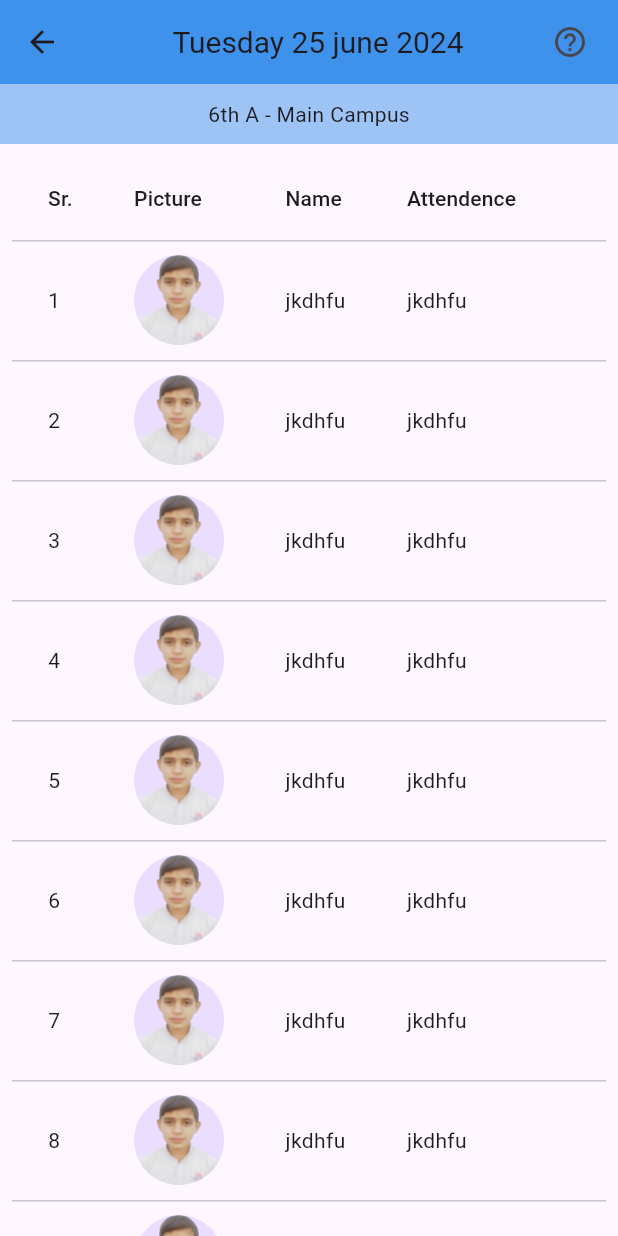
After one commit to ibrarkhalid333/Edu-Base, a Flutter app: the ClassAttendance screen opened directly, on a phone screen of 412 x 824 dp. The commit adds this screen. Run offline on Flutter 3.47's test engine with Material 3 defaults, Android fonts, the phone set to English and light mode, and no system bars; our stand-ins replace get, intl_phone_field.

Commit message:
commit 287241

```diff
--- a/lib/main.dart
+++ b/lib/main.dart
@@ -14,6 +14,7 @@ class MyApp extends StatelessWidget {
   @override
   Widget build(BuildContext context) {
     return GetMaterialApp(
+      debugShowCheckedModeBanner: false,
       initialRoute: RouteNames.SplashScreen,
       getPages: AppRoutes.appRoutes(),
       home: SplashScreen(),
--- a/lib/res/Components/attendance_card.dart
+++ b/lib/res/Components/attendance_card.dart
@@ -3,12 +3,14 @@ import 'package:flutter/material.dart';
 class BaseCard extends StatelessWidget {
   const BaseCard(
       {Key? key,
+      required this.onPress,
       required this.ClassName,
       required this.ClassSection,
       required this.Campus,
       this.height = 50,
       this.width = 370})
       : super(key: key);
+  final VoidCallback onPress;
   final String ClassName;
   final String Campus;
   final String ClassSection;
@@ -31,12 +33,15 @@ class BaseCard extends StatelessWidget {
                 ],
               ),
             ),
-            Container(
-                height: height - 10,
-                width: width,
-                padding: EdgeInsets.fromLTRB(60, 10, 20, 5),
-                color: Colors.green[100],
-                child: Text(ClassSection)),
+            InkWell(
+              onTap: onPress,
+              child: Container(
+                  height: height - 10,
+                  width: width,
+                  padding: EdgeInsets.fromLTRB(60, 10, 20, 5),
+                  color: Colors.green[100],
+                  child: Text(ClassSection)),
+            ),
           ],
         ));
   }
--- a/lib/res/assets/image_asset.dart
+++ b/lib/res/assets/image_asset.dart
@@ -9,4 +9,5 @@ class ImageAssets {
   static const String parent_talk = "assets/images/Parent_talk.png";
   static const String application = "assets/images/Application.png";
   static const String setting = "assets/images/Settings.png";
+  static const String image = "assets/images/student_image.png";
 }
--- a/lib/view/attendance_teacher.dart
+++ b/lib/view/attendance_teacher.dart
@@ -1,6 +1,8 @@
 import 'package:edu_base/res/Components/attendance_card.dart';
 import 'package:edu_base/res/colors/appColors.dart';
+import 'package:edu_base/view/class_attendance.dart';
 import 'package:flutter/material.dart';
+import 'package:get/get.dart';
 
 class AttendanceForTeacher extends StatefulWidget {
   const AttendanceForTeacher({super.key});
@@ -59,6 +61,7 @@ class _AttendanceForTeacherState extends State<AttendanceForTeacher> {
                 child: Column(
                   children: [
                     BaseCard(
+                        onPress: () {},
                         ClassName: 'Nursery',
                         ClassSection: 'A',
                         Campus: 'Main Campus'),
@@ -66,6 +69,7 @@ class _AttendanceForTeacherState extends State<AttendanceForTeacher> {
                       height: 40,
                     ),
                     BaseCard(
+                        onPress: () {},
                         ClassName: 'KG',
                         ClassSection: 'A',
                         Campus: 'Main Campus'),
@@ -73,6 +77,7 @@ class _AttendanceForTeacherState extends State<AttendanceForTeacher> {
                       height: 40,
                     ),
                     BaseCard(
+                        onPress: () {},
                         ClassName: '1st',
                         ClassSection: 'A',
                         Campus: 'Main Campus'),
@@ -80,6 +85,9 @@ class _AttendanceForTeacherState extends State<AttendanceForTeacher> {
                       height: 40,
                     ),
                     BaseCard(
+                        onPress: () {
+                          Get.to(ClassAttendance());
+                        },
                         ClassName: '6th',
                         ClassSection: 'A',
                         Campus: 'Main Campus'),
@@ -87,6 +95,7 @@ class _AttendanceForTeacherState extends State<AttendanceForTeacher> {
                       height: 40,
                     ),
                     BaseCard(
+                        onPress: () {},
                         ClassName: '9th',
                         ClassSection: 'A',
                         Campus: 'Main Campus'),
@@ -94,6 +103,7 @@ class _AttendanceForTeacherState extends State<AttendanceForTeacher> {
                       height: 40,
                     ),
                     BaseCard(
+                        onPress: () {},
                         ClassName: '10th',
                         ClassSection: 'A',
                         Campus: 'Main Campus'),
--- /dev/null
+++ b/lib/view/class_attendance.dart
@@ -0,0 +1,72 @@
+import 'package:edu_base/res/assets/image_asset.dart';
+import 'package:edu_base/res/colors/appColors.dart';
+import 'package:flutter/material.dart';
+
+class ClassAttendance extends StatefulWidget {
+  const ClassAttendance({super.key});
+
+  @override
+  State<ClassAttendance> createState() => _ClassAttendanceState();
+}
+
+class _ClassAttendanceState extends State<ClassAttendance> {
+  @override
+  Widget build(BuildContext context) {
+    return Scaffold(
+      appBar: AppBar(
+        backgroundColor: Appcolors.blueColor,
+        title: Center(
+          child: Text(
+            'Tuesday 25 june 2024',
+            style: TextStyle(fontSize: 20),
+          ),
+        ),
+        actions: [
+          Container(
+              padding: EdgeInsets.fromLTRB(0, 0, 20, 0),
+              child: Icon(Icons.help_outline))
+        ],
+      ),
+      body: Column(
+        children: [
+          Container(
+            color: Appcolors.blueColor.withOpacity(.5),
+            height: 40,
+            child: Center(
+              child: Text('6th A - Main Campus'),
+            ),
+          ),
+          Expanded(
+            child: ListView(
+              padding: EdgeInsets.all(8.0),
+              children: [
+                DataTable(
+                    columnSpacing: 5.0,
+                    dataRowMaxHeight: 80,
+                    columns: [
+                      DataColumn(label: Text('Sr.')),
+                      DataColumn(label: Text('Picture')),
+                      DataColumn(label: Text('Name')),
+                      DataColumn(label: Text('Attendence')),
+                    ],
+                    rows: List<DataRow>.generate(
+                        10,
+                        (index) => DataRow(cells: [
+                              DataCell(Text((index + 1).toString())),
+                              DataCell(CircleAvatar(
+                                radius: 30,
+                                backgroundImage: AssetImage(
+                                  ImageAssets.image,
+                                ),
+                              )),
+                              DataCell(Text('jkdhfu')),
+                              DataCell(Text('jkdhfu')),
+                            ])))
+              ],
+            ),
+          )
+        ],
+      ),
+    );
+  }
+}
```
Also changed, not shown: assets/images/student_image.png (added).
